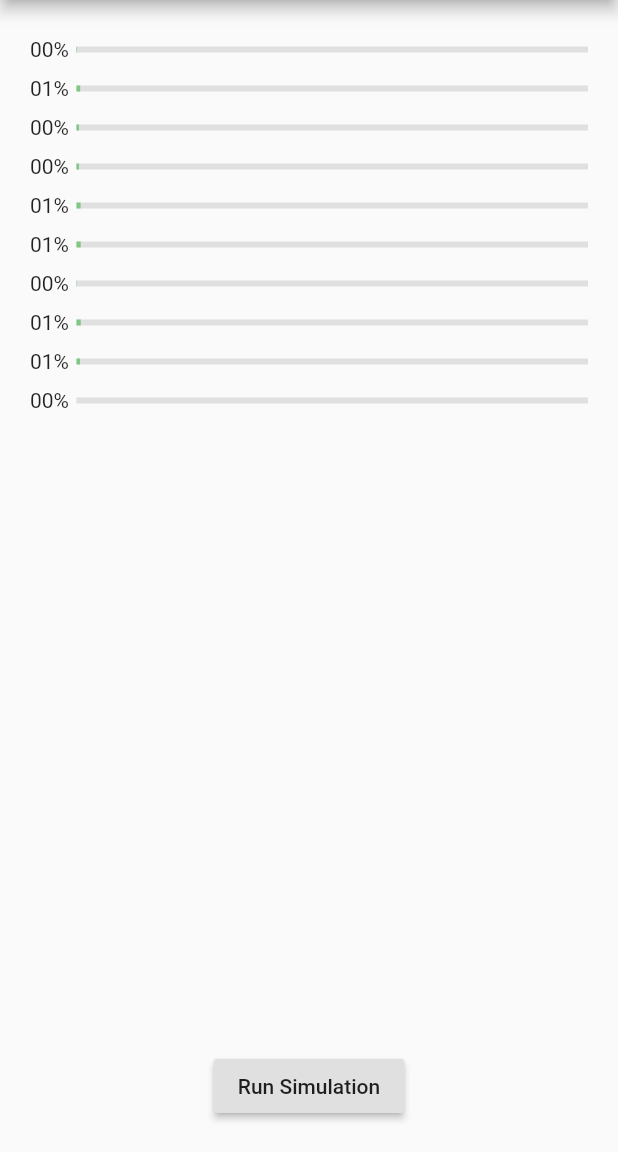
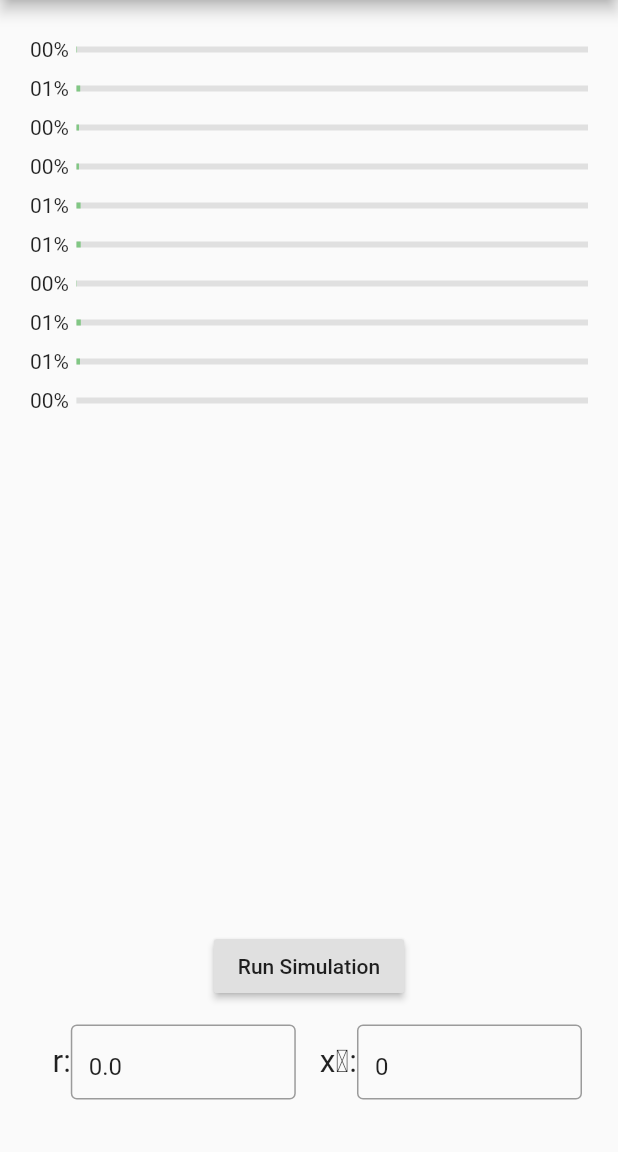
Before and after one commit to JHu2018/jhacks2020, a Flutter app: the screen it shows after launch, on a phone screen of 412 x 824 dp, the part 84-1236 px from its top. Run offline on Flutter 3.47's test engine with Material 2 defaults, Android fonts, the phone set to English and light mode, and no system bars.

Commit message:
updated population.dart with formatting

```diff
--- a/lib/population.dart
+++ b/lib/population.dart
@@ -99,6 +99,69 @@ class _PopulationSimulationState extends State<PopulationSimulation> {
             },
             child: const Text('Run Simulation'),
           ),
+          Container(
+          margin: EdgeInsets.all(15),
+          child: Row(
+            mainAxisAlignment: MainAxisAlignment.spaceAround,
+            children: <Widget>[
+              Text("r:", style: DefaultTextStyle.of(context).style.apply(fontSizeFactor: 1.5)),
+              Container(
+                constraints: BoxConstraints(
+                  maxWidth: 150.0,
+                  maxHeight: 50.0,
+                  minWidth: 150.0,
+                  minHeight: 50.0,
+                ),
+                child: TextFormField(
+                  autovalidate: true,
+                  initialValue: "0.0",
+                  textAlign: TextAlign.left,
+                  decoration: InputDecoration(border: OutlineInputBorder()),
+                  validator: (String value){
+                    if (double.tryParse(value) == null){
+                      return "r must be a double";
+                    }else if (double.parse(value) <= 4 && double.parse(value) >= 0){
+                      return null;
+                    }else {
+                      return "r \u2208 [0, 4]";
+                    }
+                  },
+                  onSaved: (String value){
+                    //todo later
+                  },
+                ),
+              ),
+              VerticalDivider(color: Color(0xFFD3D3D3), thickness: 5,),
+              Text("x\u2080:", style: DefaultTextStyle.of(context).style.apply(fontSizeFactor: 1.5)),
+              Container(
+                constraints: BoxConstraints(
+                  maxWidth: 150.0,
+                  maxHeight: 50.0,
+                  minWidth: 150.0,
+                  minHeight: 50.0,
+                ),
+                child: TextFormField(
+                  autovalidate: true,
+                  initialValue: "0",
+                  textAlign: TextAlign.left,
+                  decoration: InputDecoration(border: OutlineInputBorder()),
+                  validator: (String value){
+                    if (double.tryParse(value) == null){
+                      return "r must be a double";
+                    }else if (double.parse(value) <= 1 && double.parse(value) >= 0){
+                      return null;
+                    }else {
+                      return "r \u2208 [0, 1]";
+                    }
+                  },
+                  onSaved: (String value){
+                    //todo later
+                  },
+                ),
+              ),
+            ],
+          ),
+        ),
         ],
       );
     } else {
```
